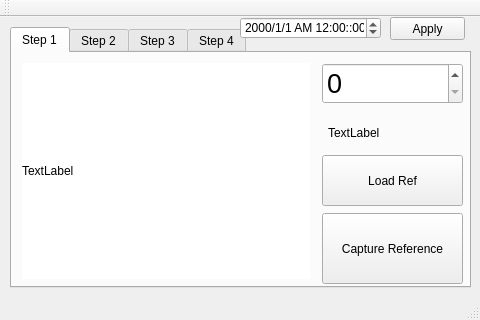
Before: the Qt Designer form mainwindow.ui in Chia-ChunHsu/NewCapture, drawn with Qt 5.
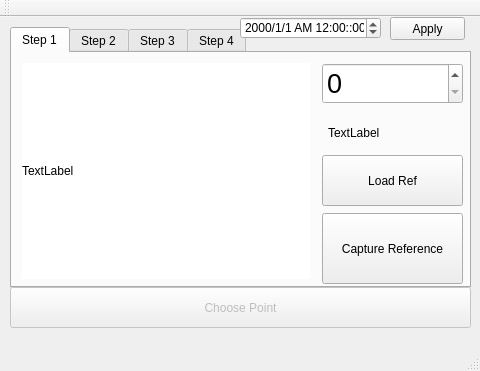
After: the same form once the commit is applied. The open tabs and pages were chosen to show the change.

The edit to the form file:
```diff
--- a/mainwindow.ui
+++ b/mainwindow.ui
@@ -7,7 +7,7 @@
     <x>0</x>
     <y>0</y>
     <width>480</width>
-    <height>320</height>
+    <height>371</height>
    </rect>
   </property>
   <property name="windowTitle">
@@ -395,6 +395,22 @@
      <string>Apply</string>
     </property>
    </widget>
+   <widget class="QPushButton" name="ChooseButton">
+    <property name="enabled">
+     <bool>false</bool>
+    </property>
+    <property name="geometry">
+     <rect>
+      <x>10</x>
+      <y>270</y>
+      <width>461</width>
+      <height>41</height>
+     </rect>
+    </property>
+    <property name="text">
+     <string>Choose Point</string>
+    </property>
+   </widget>
   </widget>
   <widget class="QMenuBar" name="menuBar">
    <property name="geometry">
```
Left out of the diff: 2 changed lines with no effect on the pictures.
